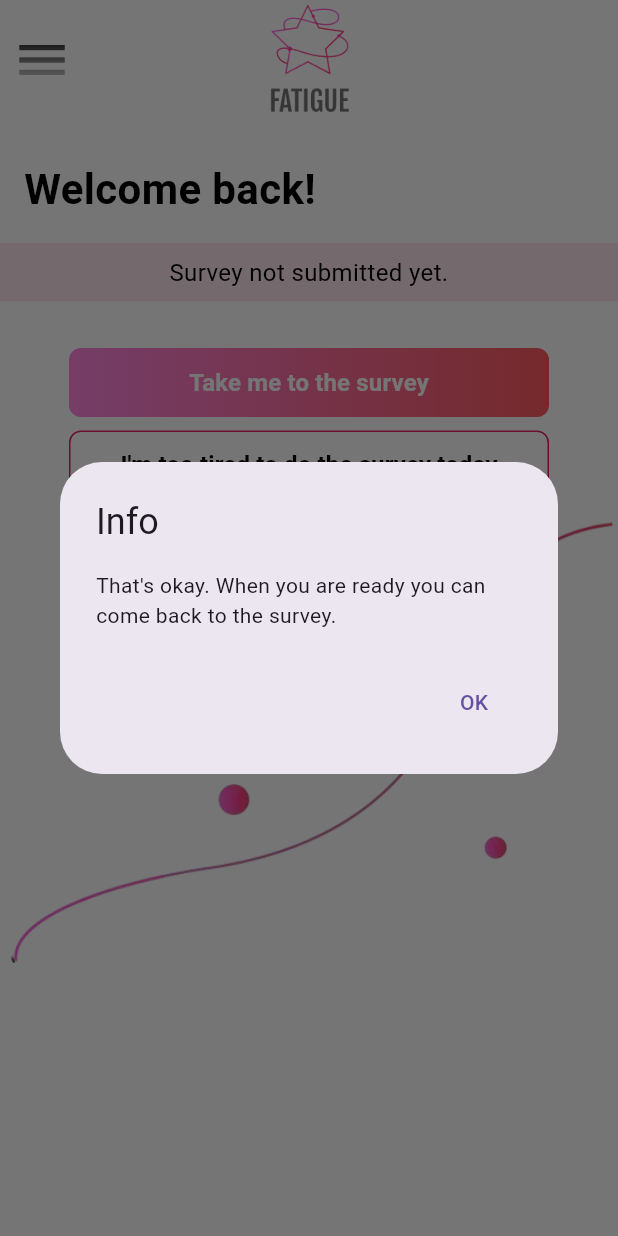
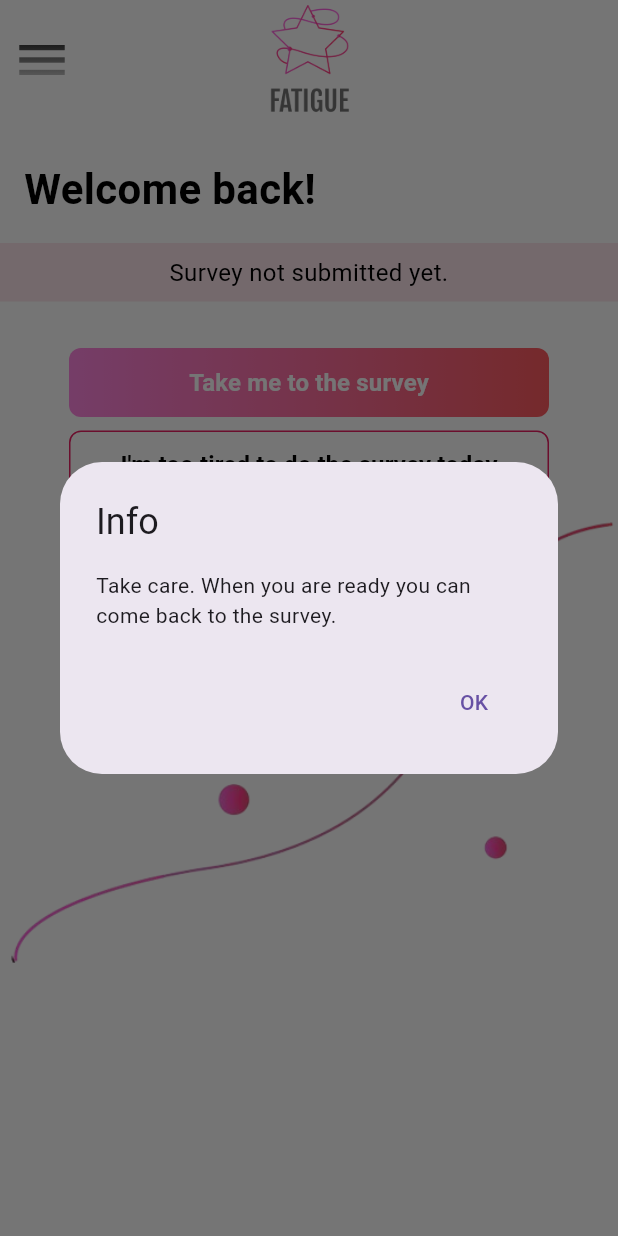
Before and after one commit to anusii/msfatigue, a Flutter app: the WelcomeBackScreen screen opened directly, after a tap on "I'm too tired to do the survey today", on a phone screen of 412 x 824 dp. Run offline on Flutter 3.47's test engine with Material 3 defaults, Android fonts, the phone set to English and light mode, and no system bars; our stand-ins replace equatable, flutter_bloc, flutter_markdown, gap, package_info_plus, shared_preferences and 1 more; missing offline and left inert: rdflib, solidpod, window_manager; accounts and stored records are empty.

Commit message:
Improve Too Tired message.

```diff
--- a/lib/questionnaire/welcome_back.dart
+++ b/lib/questionnaire/welcome_back.dart
@@ -278,7 +278,7 @@ class _WelcomeBackScreenState extends State<WelcomeBackScreen> {
                       onPressed: () {
                         showWarning(
                           'Info',
-                          "That's okay. When you are ready you can come back to the survey.",
+                          "Take care. When you are ready you can come back to the survey.",
                           context,
                         );
                       },
```
